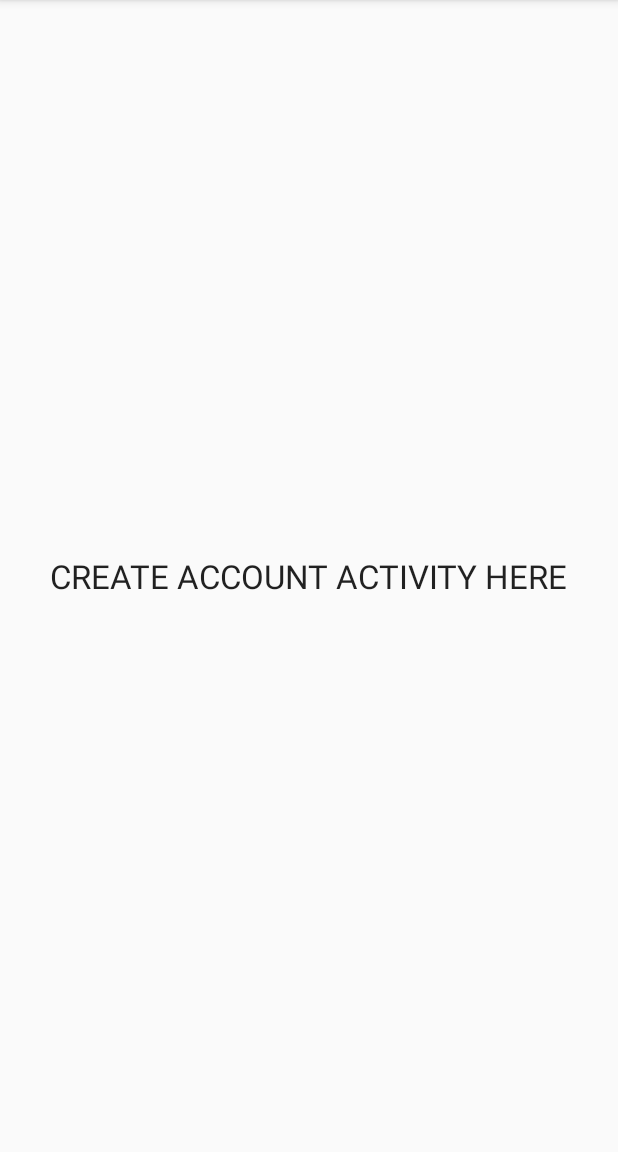
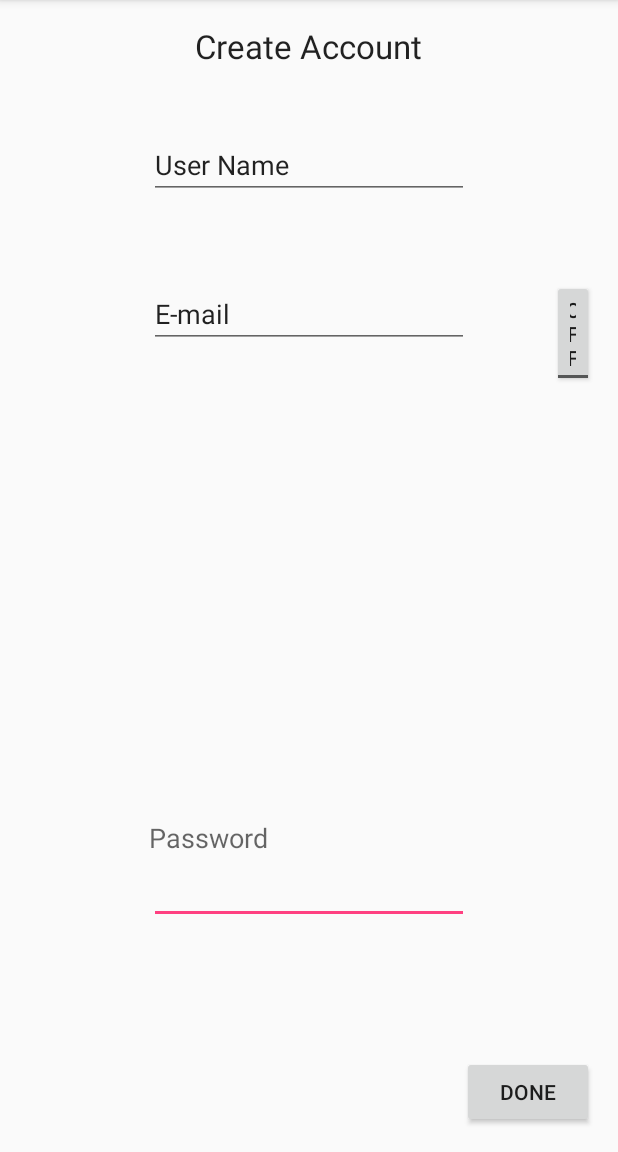
Before and after one commit to drtracy1/SER402, an Android app: the CreateAccActivity screen opened directly, with no data from a screen before it, on a phone screen of 412 x 824 dp, the part 84-1236 px from its top. Run offline under Robolectric (Android 15) with nearby library versions, the light colour scheme and no system bars.

Commit message:
Created UI for Account Creation

```diff
--- a/WeAllCode/app/src/main/res/layout/activity_create_acc.xml
+++ b/WeAllCode/app/src/main/res/layout/activity_create_acc.xml
@@ -9,12 +9,77 @@
     android:paddingTop="@dimen/activity_vertical_margin"
     tools:context="ser402team.weallcode.CreateAccActivity">
 
+    <EditText
+        android:layout_width="wrap_content"
+        android:layout_height="wrap_content"
+        android:inputType="textPassword"
+        android:ems="10"
+        android:id="@+id/editPassword"
+        android:layout_alignParentBottom="true"
+        android:layout_centerHorizontal="true"
+        android:layout_marginBottom="136dp" />
+
+    <EditText
+        android:layout_width="wrap_content"
+        android:layout_height="wrap_content"
+        android:inputType="textPersonName"
+        android:text="User Name"
+        android:ems="10"
+        android:id="@+id/editName"
+        android:layout_marginTop="71dp"
+        android:layout_alignParentTop="true"
+        android:layout_alignLeft="@+id/editEmail"
+        android:layout_alignStart="@+id/editEmail" />
+
+    <EditText
+        android:layout_width="wrap_content"
+        android:layout_height="wrap_content"
+        android:inputType="textEmailAddress"
+        android:ems="10"
+        android:id="@+id/editEmail"
+        android:layout_below="@+id/editName"
+        android:layout_alignLeft="@+id/editPassword"
+        android:layout_alignStart="@+id/editPassword"
+        android:layout_marginTop="54dp"
+        android:text="E-mail" />
+
+    <TextView
+        android:layout_width="wrap_content"
+        android:layout_height="wrap_content"
+        android:textAppearance="?android:attr/textAppearanceMedium"
+        android:text="Password"
+        android:id="@+id/textView"
+        android:layout_above="@+id/editPassword"
+        android:layout_alignLeft="@+id/editPassword"
+        android:layout_alignStart="@+id/editPassword" />
+
     <TextView
         android:layout_width="wrap_content"
         android:layout_height="wrap_content"
         android:textAppearance="?android:attr/textAppearanceLarge"
-        android:text="CREATE ACCOUNT ACTIVITY HERE"
-        android:id="@+id/textView3"
-        android:layout_centerVertical="true"
+        android:text="Create Account"
+        android:id="@+id/textView2"
+        android:layout_alignParentTop="true"
         android:layout_centerHorizontal="true" />
+
+    <Button
+        android:layout_width="wrap_content"
+        android:layout_height="wrap_content"
+        android:text="Done"
+        android:id="@+id/buttonDone"
+        android:layout_alignParentBottom="true"
+        android:layout_alignParentRight="true"
+        android:layout_alignParentEnd="true" />
+
+    <ToggleButton
+        android:layout_width="wrap_content"
+        android:layout_height="wrap_content"
+        android:text="New ToggleButton"
+        android:id="@+id/toggleButton"
+        android:layout_alignTop="@+id/editEmail"
+        android:layout_alignParentLeft="true"
+        android:layout_alignParentStart="true"
+        android:layout_marginLeft="352dp"
+        android:layout_marginStart="352dp" />
+
 </RelativeLayout>
```
